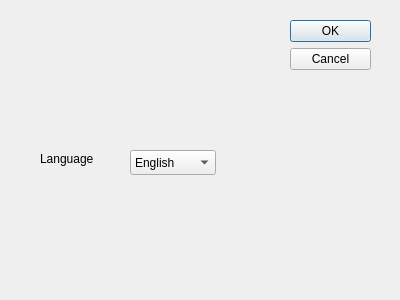
Before: the Qt Designer form sources/dialogpreferences.ui in jose94752/ClipEdit, drawn with Qt 5.
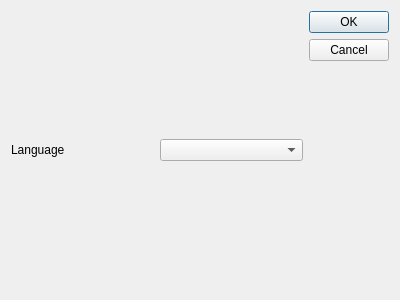
After: the same form once the commit is applied.

Commit message: tool:language

```diff
--- a/sources/dialogpreferences.ui
+++ b/sources/dialogpreferences.ui
@@ -13,68 +13,40 @@
   <property name="windowTitle">
    <string>Dialog</string>
   </property>
-  <widget class="QDialogButtonBox" name="buttonBox">
-   <property name="geometry">
-    <rect>
-     <x>290</x>
-     <y>20</y>
-     <width>81</width>
-     <height>241</height>
-    </rect>
-   </property>
-   <property name="orientation">
-    <enum>Qt::Vertical</enum>
-   </property>
-   <property name="standardButtons">
-    <set>QDialogButtonBox::Cancel|QDialogButtonBox::Ok</set>
-   </property>
-  </widget>
-  <widget class="QComboBox" name="comboBox_language">
-   <property name="geometry">
-    <rect>
-     <x>130</x>
-     <y>150</y>
-     <width>86</width>
-     <height>25</height>
-    </rect>
-   </property>
-   <property name="currentText">
-    <string>English</string>
-   </property>
+  <layout class="QVBoxLayout" name="verticalLayout">
    <item>
-    <property name="text">
-     <string>English</string>
-    </property>
+    <layout class="QHBoxLayout" name="horizontalLayout_2">
+     <item>
+      <layout class="QHBoxLayout" name="horizontalLayout">
+       <item>
+        <widget class="QLabel" name="label">
+         <property name="text">
+          <string>Language</string>
+         </property>
+        </widget>
+       </item>
+       <item>
+        <widget class="QComboBox" name="comboBox_language">
+         <property name="currentText">
+          <string/>
+         </property>
+        </widget>
+       </item>
+      </layout>
+     </item>
+     <item>
+      <widget class="QDialogButtonBox" name="buttonBox">
+       <property name="orientation">
+        <enum>Qt::Vertical</enum>
+       </property>
+       <property name="standardButtons">
+        <set>QDialogButtonBox::Cancel|QDialogButtonBox::Ok</set>
+       </property>
+      </widget>
+     </item>
+    </layout>
    </item>
-   <item>
-    <property name="text">
-     <string>French</string>
-    </property>
-   </item>
-   <item>
-    <property name="text">
-     <string>Russian</string>
-    </property>
-   </item>
-   <item>
-    <property name="text">
-     <string/>
-    </property>
-   </item>
-  </widget>
-  <widget class="QLabel" name="label">
-   <property name="geometry">
-    <rect>
-     <x>40</x>
-     <y>150</y>
-     <width>67</width>
-     <height>17</height>
-    </rect>
-   </property>
-   <property name="text">
-    <string>Language</string>
-   </property>
-  </widget>
+  </layout>
  </widget>
  <resources/>
  <connections>
```
The commit also changes 4 other files.
